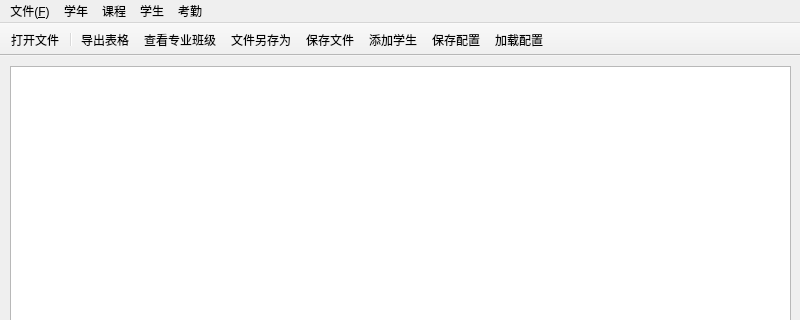
Qt form mainwindow.ui (GanYv123/DataProcessing) before a commit; both pictures show x 0 to 800 and y 0 to 320 of the 800 by 600 pixel window.
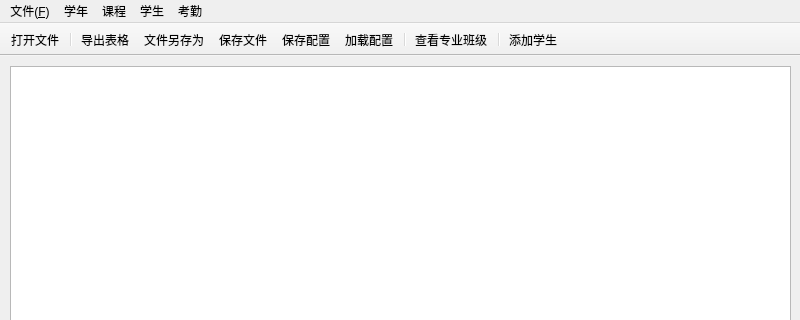
The same form after that commit. Icons and pictures are not drawn.

Commit message: 需求整改：1. toolBar 添加 考勤 作业 实验 actions  2. 系统级目录 存放 保存配置 加载配置  3. 焦点功能打开 单击 修改内容  4. 添加模板功能 （读取信息的模板）既原表  5. 修改默认学年直接读

```diff
--- a/mainwindow.ui
+++ b/mainwindow.ui
@@ -111,12 +111,14 @@
    <addaction name="ac_openFiles"/>
    <addaction name="separator"/>
    <addaction name="ac_exportExcel"/>
-   <addaction name="ac_checkMajor"/>
    <addaction name="ac_Save_as"/>
    <addaction name="ac_saveFiles"/>
-   <addaction name="ac_addStu"/>
    <addaction name="ac_saveSettings"/>
    <addaction name="ac_loadSettings"/>
+   <addaction name="separator"/>
+   <addaction name="ac_checkMajor"/>
+   <addaction name="separator"/>
+   <addaction name="ac_addStu"/>
   </widget>
   <action name="ac_openFiles">
    <property name="icon">
```
The commit also changes 3 other files.
